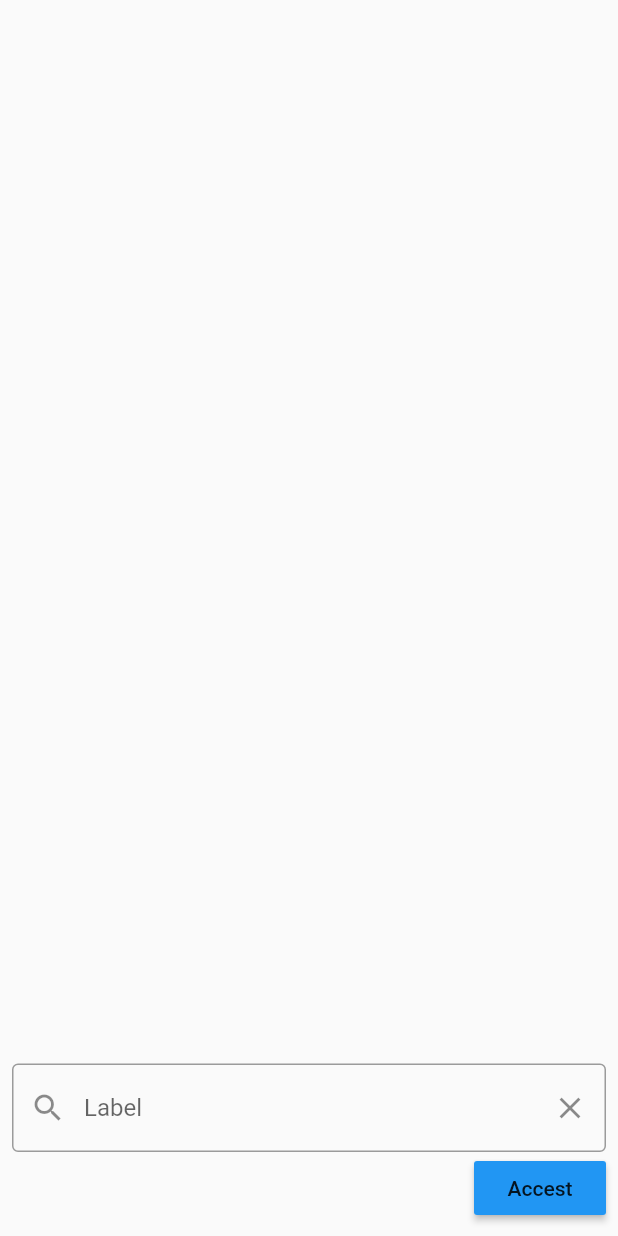
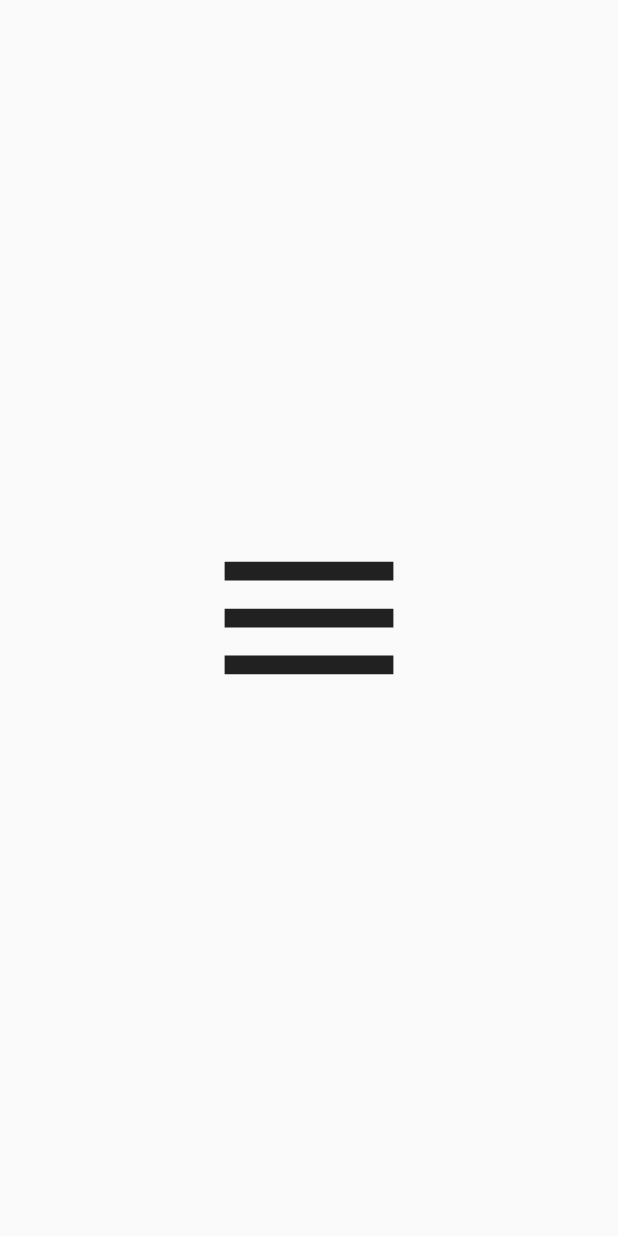
Before and after one commit to thanhlucvip2/flutter-widget-tutorial, a Flutter app: the screen it shows after launch, on a phone screen of 412 x 824 dp. Run offline on Flutter 3.47's test engine with Material 2 defaults, Android fonts, the phone set to English and light mode, and no system bars; our stand-ins replace device_preview.

Commit message:
animation icon

```diff
--- a/lib/main.dart
+++ b/lib/main.dart
@@ -2,6 +2,7 @@ import 'package:device_preview/device_preview.dart';
 import 'package:flutter/foundation.dart';
 import 'package:flutter/material.dart';
 import 'package:flutter_widget_of_the_day/widgets/animations/animated_container.dart';
+import 'package:flutter_widget_of_the_day/widgets/animations/icon_animation.dart';
 import 'package:flutter_widget_of_the_day/widgets/body/alert_dialog.dart';
 import 'package:flutter_widget_of_the_day/widgets/body/input_form.dart';
 import 'package:flutter_widget_of_the_day/widgets/body/stack.dart';
@@ -37,7 +38,7 @@ class MyApp extends StatelessWidget {
       theme: ThemeData(
           // primarySwatch: Colors.yellow,
           ),
-      home: InputFormWidget(),
+      home: IconAnimationWidget(),
     );
   }
 }
--- /dev/null
+++ b/lib/widgets/animations/icon_animation.dart
@@ -0,0 +1,51 @@
+import 'package:flutter/material.dart';
+import 'package:flutter/src/widgets/container.dart';
+import 'package:flutter/src/widgets/framework.dart';
+
+class IconAnimationWidget extends StatefulWidget {
+  IconAnimationWidget({super.key});
+
+  @override
+  State<IconAnimationWidget> createState() => _IconAnimationWidgetState();
+}
+
+class _IconAnimationWidgetState extends State<IconAnimationWidget>
+    with SingleTickerProviderStateMixin {
+  late AnimationController _animatedIconController;
+  @override
+  void initState() {
+    // TODO: implement initState
+    super.initState();
+    _animatedIconController = AnimationController(
+      vsync: this,
+      duration: Duration(seconds: 1),
+    );
+  }
+
+  bool actionicon = false;
+  _actionAnimation() {
+    if (actionicon == true) {
+      _animatedIconController.forward(); // bắt đầu play
+    } else if (actionicon == false) {
+      _animatedIconController.reverse(); // trở về icon trước
+
+    }
+    actionicon = !actionicon;
+  }
+
+  @override
+  Widget build(BuildContext context) {
+    return Scaffold(
+      body: Center(
+        child: GestureDetector(
+          onTap: _actionAnimation,
+          child: AnimatedIcon(
+            icon: AnimatedIcons.menu_arrow,
+            progress: _animatedIconController,
+            size: 150,
+          ),
+        ),
+      ),
+    );
+  }
+}
```
